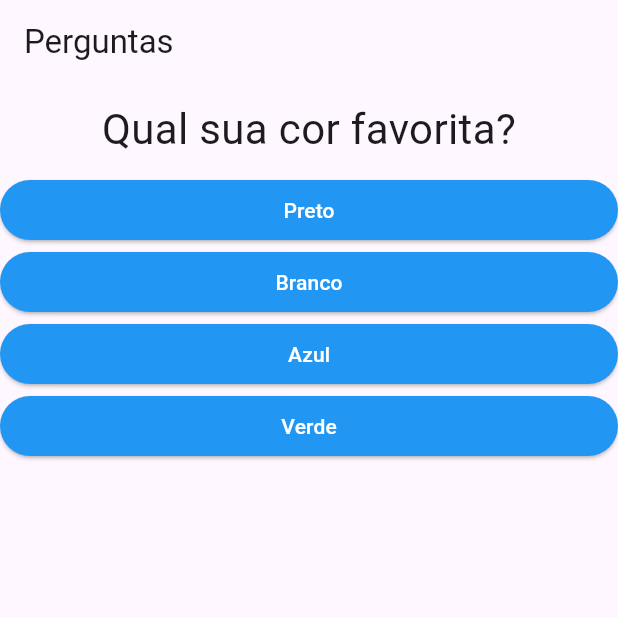
After one commit to paladin120702/projeto_perguntas_flutter, a Flutter app: the screen it shows after launch, on a phone screen of 412 x 824 dp, the top half of it. The commit adds this screen. Run offline on Flutter 3.47's test engine with Material 3 defaults, Android fonts, the phone set to English and light mode, and no system bars.

Commit message:
Otimizando o código

```diff
--- a/lib/main.dart
+++ b/lib/main.dart
@@ -1,6 +1,6 @@
 import 'package:flutter/material.dart';
-import './questao.dart';
-import './resposta.dart';
+import './questionario.dart';
+import './resultado.dart';
 
 main() => runApp(PerguntaApp());
 
@@ -20,43 +20,32 @@ class _PerguntaAppState extends State<PerguntaApp> {
       'respostas': ['Juninho', 'Renato', 'Carlos', 'Dudu'],
     }
   ];
+
+  bool get temPergunta {
+    return _perguntaSelecionada < _perguntas.length;
+  }
+
   void _responder() {
-    if (temPerguntaSelecionada) {
+    if (temPergunta) {
       setState(() {
         _perguntaSelecionada++;
       });
     }
   }
 
-  bool get temPerguntaSelecionada {
-    return _perguntaSelecionada < _perguntas.length;
-  }
-
   @override
   Widget build(BuildContext context) {
-    List<String> respostas = temPerguntaSelecionada
-        ? _perguntas[_perguntaSelecionada].cast()['respostas']
-        : [];
-
     return MaterialApp(
       home: Scaffold(
-        appBar: AppBar(
-          title: Text('Perguntas'),
-        ),
-        body: temPerguntaSelecionada
-            ? Column(
-                children: <Widget>[
-                  Questao(_perguntas[_perguntaSelecionada]['texto'].toString()),
-                  ...respostas.map((t) => Resposta(t, _responder)).toList(),
-                ],
-              )
-            : Center(
-                child: Text(
-                  'Parabéns!!!',
-                  style: TextStyle(fontSize: 28),
-                ),
-              ),
-      ),
+          appBar: AppBar(
+            title: Text('Perguntas'),
+          ),
+          body: temPergunta
+              ? Questionario(
+                  perguntas: _perguntas,
+                  perguntaSelecionada: _perguntaSelecionada,
+                  responder: _responder)
+              : Resultado('Parabéns!!!')),
     );
   }
 }
--- /dev/null
+++ b/lib/questionario.dart
@@ -0,0 +1,30 @@
+import 'package:flutter/material.dart';
+import './questao.dart';
+import './resposta.dart';
+
+class Questionario extends StatelessWidget {
+  final List<Map<String, Object>> perguntas;
+  final int perguntaSelecionada;
+  final void Function() responder;
+
+  Questionario({
+    required this.perguntas,
+    required this.perguntaSelecionada,
+    required this.responder,
+  });
+
+  bool get temPerguntaSelecionada {
+    return perguntaSelecionada < perguntas.length;
+  }
+
+  @override
+  Widget build(BuildContext context) {
+    List<String> respostas = temPerguntaSelecionada
+        ? perguntas[perguntaSelecionada].cast()['respostas']
+        : [];
+    return Column(children: <Widget>[
+      Questao(perguntas[perguntaSelecionada]['texto'].toString()),
+      ...respostas.map((t) => Resposta(t, responder)).toList(),
+    ]);
+  }
+}
```
Also changed, not shown: lib/resultado.dart (added, +16 -0 lines).
